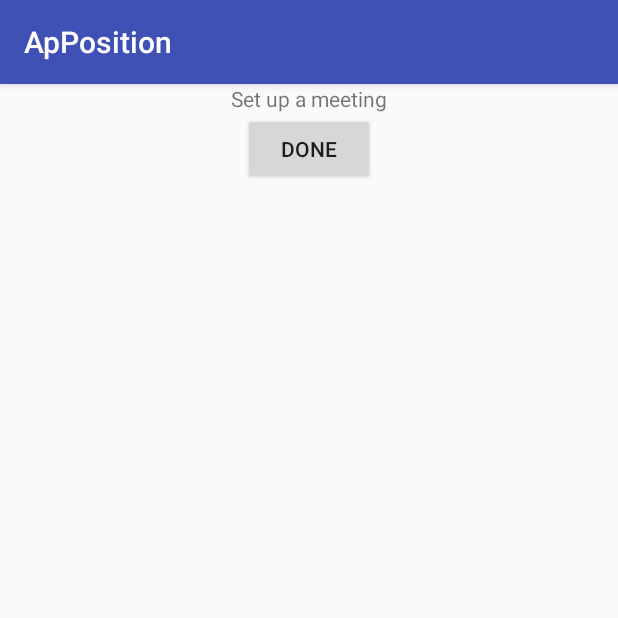
After one commit to truell20/MyHM, an Android app: the fragment MeetingFragment shown on its own in the app's theme, on a phone screen of 412 x 824 dp, the top half of it. The commit adds this screen. Run offline under Robolectric (Android 15) with nearby library versions, the phone set to English and light mode, and no system bars.

Commit message:
Progress on meeting tab

```diff
--- /dev/null
+++ b/Android/App/app/src/main/java/com/example/lucakoval/apposition/MeetingFragment.java
@@ -0,0 +1,60 @@
+package com.example.lucakoval.apposition;
+
+import android.app.Activity;
+import android.net.Uri;
+import android.os.Bundle;
+import android.support.v4.app.Fragment;
+import android.view.LayoutInflater;
+import android.view.View;
+import android.view.ViewGroup;
+import android.widget.Button;
+
+import com.example.lucakoval.apposition.model.LocalDataHandler;
+
+import backend.Meeting;
+
+interface MeetingCallback {
+    void callback(Meeting meeting);
+}
+
+public class MeetingFragment extends Fragment {
+    int dayIndex = -1;
+    int periodIndex = -1;
+    LocalDataHandler dataHandler;
+
+    MeetingCallback callback;
+
+    public static MeetingFragment newInstance(int dayNumber, int periodIndex, MeetingCallback callback) {
+        MeetingFragment fragment = new MeetingFragment();
+        fragment.dayIndex = dayNumber;
+        fragment.periodIndex = periodIndex;
+        return fragment;
+    }
+
+    public MeetingFragment() {}
+
+    @Override
+    public void onCreate(Bundle savedInstanceState) {
+        super.onCreate(savedInstanceState);
+        dataHandler = new LocalDataHandler(getContext());
+    }
+
+    @Override
+    public View onCreateView(LayoutInflater inflater, ViewGroup container,
+                             Bundle savedInstanceState) {
+        // Inflate the layout for this fragment
+        final View fragmentView = inflater.inflate(R.layout.fragment_meeting, container, false);
+
+        Button doneButton = (Button)fragmentView.findViewById(R.id.doneButton);
+        doneButton.setOnClickListener(new View.OnClickListener() {
+            @Override
+            public void onClick(View v) {
+                Meeting meeting = new Meeting();
+                callback.callback(meeting);
+            }
+        });
+
+        return fragmentView;
+    }
+
+}
--- a/Android/App/app/src/main/res/layout/fragement_schedule_holder.xml
+++ b/Android/App/app/src/main/res/layout/fragement_schedule_holder.xml
@@ -9,9 +9,10 @@
     android:paddingRight="@dimen/activity_horizontal_margin"
     android:paddingTop="@dimen/activity_vertical_margin"
     android:paddingBottom="@dimen/activity_vertical_margin"
+    android:id="@+id/scheduleTabContainer"
     tools:context="com.example.lucakoval.apposition.ScheduleHolderFragment">
 
-    <android.support.v4.view.ViewPager android:id="@+id/scheduleContainer"
+    <android.support.v4.view.ViewPager android:id="@+id/schedulePager"
         android:layout_width="match_parent" android:layout_height="match_parent"
         app:layout_behavior="@string/appbar_scrolling_view_behavior" />
 
--- /dev/null
+++ b/Android/App/app/src/main/res/layout/fragment_meeting.xml
@@ -0,0 +1,21 @@
+<LinearLayout xmlns:android="http://schemas.android.com/apk/res/android"
+    xmlns:tools="http://schemas.android.com/tools"
+    android:orientation="vertical"
+    android:layout_width="match_parent"
+    android:layout_height="match_parent"
+    tools:context="com.example.lucakoval.apposition.MeetingFragment">
+
+    <TextView
+        android:layout_width="wrap_content"
+        android:layout_height="wrap_content"
+        android:layout_gravity="center_horizontal"
+        android:text="Set up a meeting" />
+
+    <Button
+        android:layout_width="wrap_content"
+        android:layout_height="wrap_content"
+        android:layout_gravity="center_horizontal"
+        android:text="Done"
+        android:id="@+id/doneButton"/>
+
+</LinearLayout>
--- a/Android/App/app/src/main/res/layout/fragment_schedule.xml
+++ b/Android/App/app/src/main/res/layout/fragment_schedule.xml
@@ -3,6 +3,7 @@
     xmlns:app="http://schemas.android.com/apk/res-auto"
     android:layout_width="match_parent"
     android:layout_height="match_parent"
+    android:id="@+id/scheduleContainer"
     tools:context="com.example.lucakoval.apposition.ScheduleFragment">
 
     <LinearLayout
```
Also changed, not shown: Android/App/app/src/main/java/com/example/lucakoval/apposition/ScheduleFragment.java (+29 -4 lines), Android/App/app/src/main/java/com/example/lucakoval/apposition/ScheduleHolderFragment.java (+20 -2 lines).
